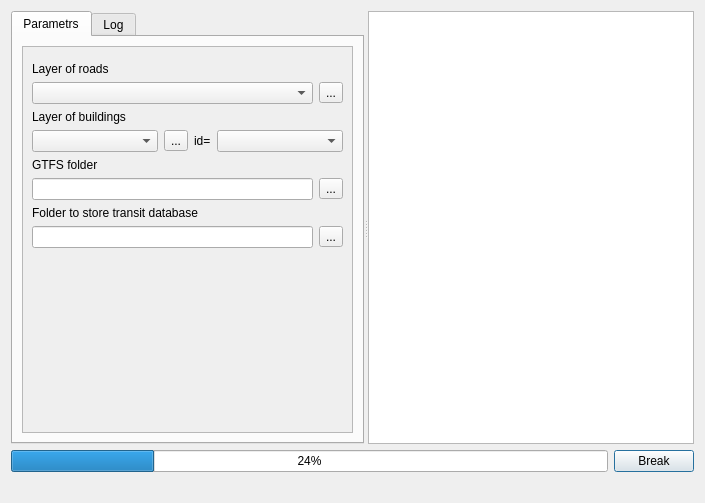
Old version of the form UI/pkl.ui in the repository ishusterman/tau_net_calc.
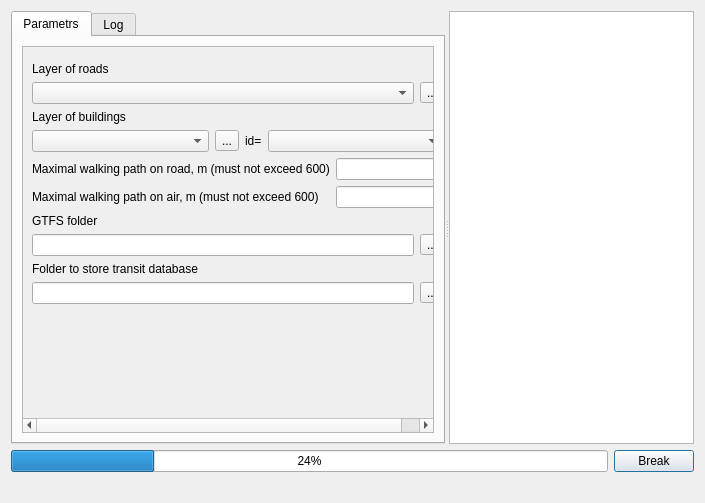
New version of the form.

```diff
--- a/UI/pkl.ui
+++ b/UI/pkl.ui
@@ -83,8 +83,8 @@
             <rect>
              <x>0</x>
              <y>0</y>
-             <width>326</width>
-             <height>235</height>
+             <width>438</width>
+             <height>321</height>
             </rect>
            </property>
            <property name="sizePolicy">
@@ -102,6 +102,13 @@
               <item row="0" column="0">
                <layout class="QVBoxLayout" name="verticalLayout_4"/>
               </item>
+              <item row="1" column="0">
+               <widget class="QLabel" name="label_6">
+                <property name="text">
+                 <string>Layer of roads</string>
+                </property>
+               </widget>
+              </item>
               <item row="2" column="0" colspan="2">
                <layout class="QHBoxLayout" name="horizontalLayout_5">
                 <item>
@@ -163,14 +170,38 @@
                 </item>
                </layout>
               </item>
-              <item row="7" column="0">
+              <item row="8" column="0" colspan="2">
+               <layout class="QHBoxLayout" name="horizontalLayout_7">
+                <item>
+                 <widget class="QLabel" name="label_3">
+                  <property name="text">
+                   <string>Maximal walking path on road, m (must not exceed 600)</string>
+                  </property>
+                 </widget>
+                </item>
+                <item>
+                 <widget class="QLineEdit" name="txtMaxPathRoad">
+                  <property name="sizePolicy">
+                   <sizepolicy hsizetype="Fixed" vsizetype="Fixed">
+                    <horstretch>0</horstretch>
+                    <verstretch>0</verstretch>
+                   </sizepolicy>
+                  </property>
+                  <property name="alignment">
+                   <set>Qt::AlignRight|Qt::AlignTrailing|Qt::AlignVCenter</set>
+                  </property>
+                 </widget>
+                </item>
+               </layout>
+              </item>
+              <item row="12" column="0">
                <widget class="QLabel" name="label_4">
                 <property name="text">
                  <string>GTFS folder</string>
                 </property>
                </widget>
               </item>
-              <item row="8" column="0" colspan="2">
+              <item row="13" column="0" colspan="2">
                <layout class="QHBoxLayout" name="horizontalLayout_3">
                 <item>
                  <widget class="QLineEdit" name="txtPathToGTFS">
@@ -197,14 +228,14 @@
                 </item>
                </layout>
               </item>
-              <item row="9" column="0">
+              <item row="14" column="0">
                <widget class="QLabel" name="label">
                 <property name="text">
                  <string>Folder to store transit database</string>
                 </property>
                </widget>
               </item>
-              <item row="10" column="0" colspan="2">
+              <item row="15" column="0" colspan="2">
                <layout class="QHBoxLayout" name="horizontalLayout_4">
                 <item>
                  <widget class="QLineEdit" name="txtPathToProtocols">
@@ -231,12 +262,29 @@
                 </item>
                </layout>
               </item>
-              <item row="1" column="0">
-               <widget class="QLabel" name="label_6">
-                <property name="text">
-                 <string>Layer of roads</string>
-                </property>
-               </widget>
+              <item row="11" column="0" colspan="2">
+               <layout class="QHBoxLayout" name="horizontalLayout_8">
+                <item>
+                 <widget class="QLabel" name="label_7">
+                  <property name="text">
+                   <string>Maximal walking path on air, m (must not exceed 600)</string>
+                  </property>
+                 </widget>
+                </item>
+                <item>
+                 <widget class="QLineEdit" name="txtMaxPathAir">
+                  <property name="sizePolicy">
+                   <sizepolicy hsizetype="Fixed" vsizetype="Fixed">
+                    <horstretch>0</horstretch>
+                    <verstretch>0</verstretch>
+                   </sizepolicy>
+                  </property>
+                  <property name="alignment">
+                   <set>Qt::AlignRight|Qt::AlignTrailing|Qt::AlignVCenter</set>
+                  </property>
+                 </widget>
+                </item>
+               </layout>
               </item>
              </layout>
             </item>
```
